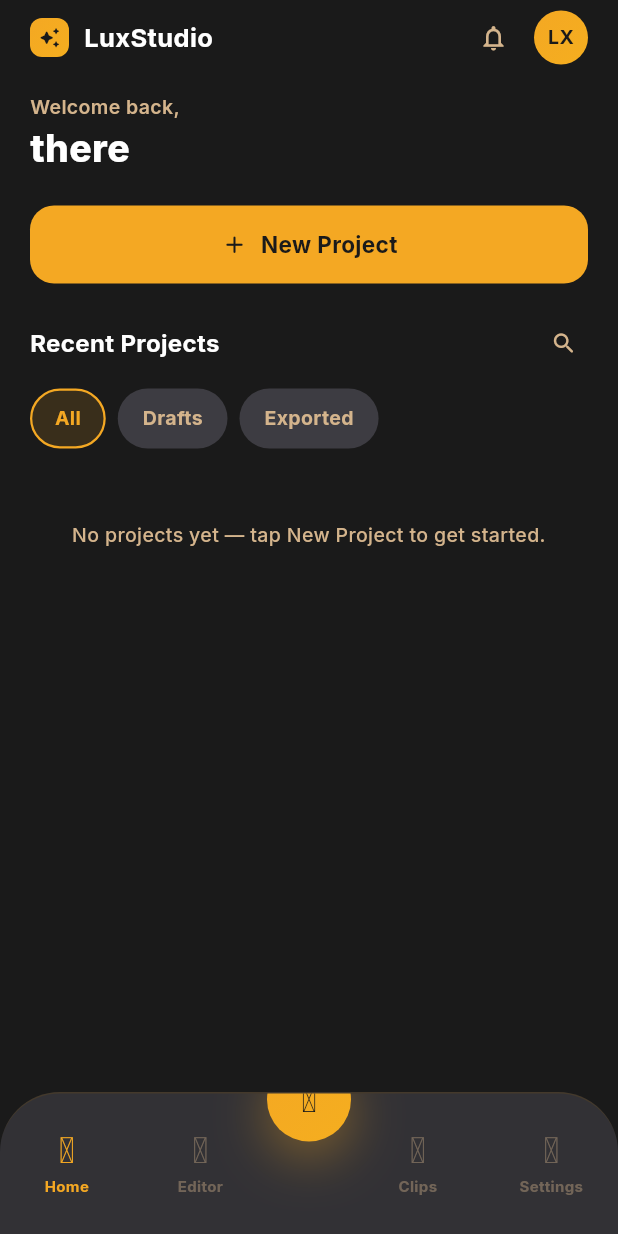
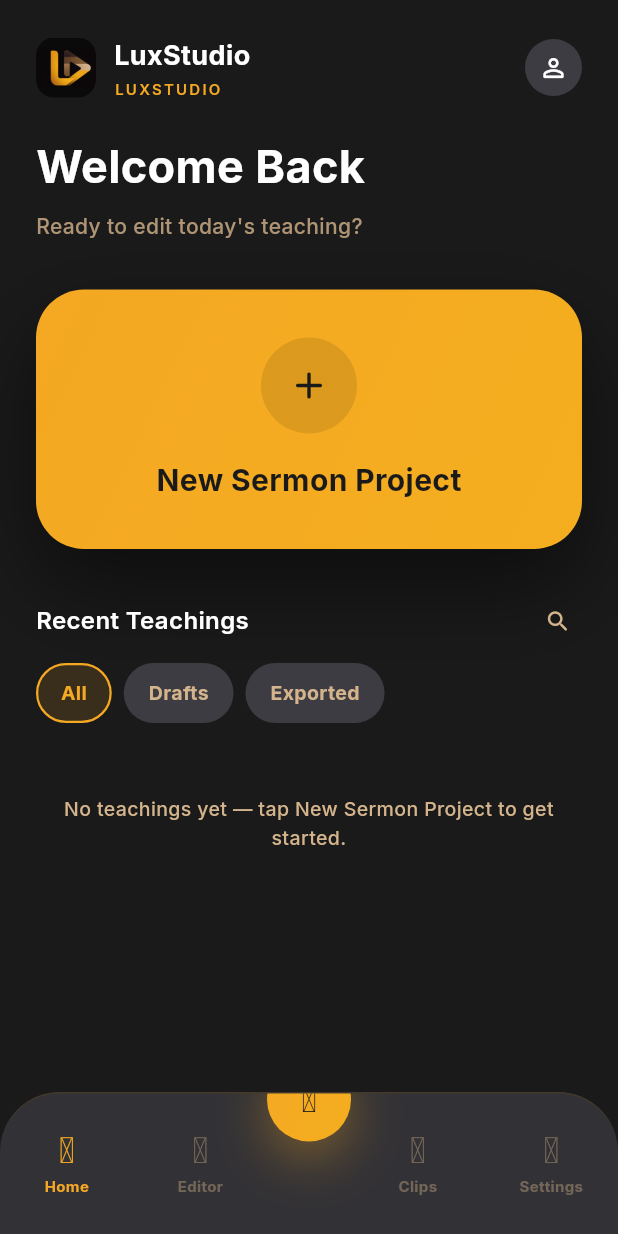
Before and after one commit to leanmuzveba/LuxStudio, a Flutter app: the screen it shows after launch, on a phone screen of 412 x 824 dp. Run offline on Flutter 3.47's test engine with Material 3 defaults, Android fonts, the light colour scheme and no system bars; our stand-ins replace file_picker, google_fonts, image_picker, share_plus, shared_preferences, video_player.

Commit message:
Phase 8: reskin Home to match ui_kit

```diff
--- a/LuxStudio/lib/screens/home_screen.dart
+++ b/LuxStudio/lib/screens/home_screen.dart
@@ -5,7 +5,6 @@ import '../services/project_dashboard.dart';
 import '../services/project_store.dart';
 import '../state/app_state.dart';
 import '../theme/lux_theme.dart';
-import '../widgets/lux_buttons.dart';
 import '../widgets/lux_card.dart';
 import '../widgets/lux_chip.dart';
 import '../widgets/lux_icon_button.dart';
@@ -13,10 +12,12 @@ import '../widgets/lux_pill.dart';
 
 enum _ProjectFilter { all, drafts, exported }
 
-/// The Home dashboard — the app's new landing tab. Shows a "New Project"
-/// CTA and every saved project (from [AppState.recentProjects]) with a
-/// status pill, filterable by All / Drafts / Exported and searchable by
-/// title.
+/// The Home dashboard — matches `ui_kit/home/index.html`: brand header,
+/// a big "New Sermon Project" CTA, and a "Recent Teachings" list. Search
+/// and filter-by-status aren't in the static mockup (it only shows one
+/// state), but stay here as real functionality for a growing library —
+/// restyled to fit, tucked below the section title rather than changing
+/// the mockup's own layout.
 class HomeScreen extends StatefulWidget {
   const HomeScreen({super.key});
 
@@ -87,38 +88,34 @@ class _HomeScreenState extends State<HomeScreen> {
             final projects = _filtered(appState.recentProjects);
             return Column(
               children: [
-                _buildAppBar(context, appState),
+                _buildHeader(context, appState),
                 Expanded(
                   child: ListView(
-                    padding: const EdgeInsets.fromLTRB(20, 4, 20, 24),
+                    padding: const EdgeInsets.fromLTRB(24, 0, 24, 24),
                     children: [
+                      Text('Welcome Back', style: LuxText.sora(size: 30, weight: FontWeight.w700)),
+                      const SizedBox(height: 8),
                       Text(
-                        'Welcome back,',
-                        style: LuxText.manrope(size: 13, weight: FontWeight.w600, color: LuxColors.textSecondary),
+                        "Ready to edit today's teaching?",
+                        style: LuxText.manrope(
+                          size: 14,
+                          weight: FontWeight.w500,
+                          color: LuxColors.textSecondary.withValues(alpha: 0.8),
+                        ),
                       ),
-                      Text(
-                        appState.brandSettings.organizationName.trim().isEmpty
-                            ? 'there'
-                            : appState.brandSettings.organizationName.trim(),
-                        style: LuxText.sora(size: 25, weight: FontWeight.w800),
-                      ),
-                      const SizedBox(height: 20),
-                      LuxPrimaryButton(
-                        label: 'New Project',
-                        icon: Icons.add_rounded,
-                        onPressed: () => _newProject(appState),
-                      ),
-                      const SizedBox(height: 24),
+                      const SizedBox(height: 32),
+                      _NewSermonCta(onTap: () => _newProject(appState)),
+                      const SizedBox(height: 32),
                       Row(
                         mainAxisAlignment: MainAxisAlignment.spaceBetween,
                         children: [
-                          Text('Recent Projects', style: LuxText.manrope(size: 16, weight: FontWeight.w700)),
+                          Text('Recent Teachings', style: LuxText.manrope(size: 16, weight: FontWeight.w600)),
                           LuxIconButton(
                             icon: Icons.search_rounded,
                             variant: LuxIconButtonVariant.subtle,
                             size: 32,
                             iconSize: 18,
-                            tooltip: 'Search projects',
+                            tooltip: 'Search teachings',
                             onPressed: () => setState(() => _searching = !_searching),
                           ),
                         ],
@@ -127,7 +124,7 @@ class _HomeScreenState extends State<HomeScreen> {
                         const SizedBox(height: 12),
                         _SearchField(controller: _searchController, onChanged: (_) => setState(() {})),
                       ],
-                      const SizedBox(height: 14),
+                      const SizedBox(height: 12),
                       Row(
                         children: [
                           _FilterChip(
@@ -167,11 +164,11 @@ class _HomeScreenState extends State<HomeScreen> {
                         Column(
                           children: [
                             for (final snapshot in projects) ...[
-                              _ProjectCard(
+                              _TeachingCard(
                                 snapshot: snapshot,
                                 onTap: () => _openProject(appState, snapshot),
                               ),
-                              const SizedBox(height: 12),
+                              const SizedBox(height: 16),
                             ],
                           ],
                         ),
@@ -186,52 +183,102 @@ class _HomeScreenState extends State<HomeScreen> {
     );
   }
 
-  Widget _buildAppBar(BuildContext context, AppState appState) {
-    final initials = appState.brandSettings.organizationName.trim().isEmpty
-        ? 'LX'
-        : appState.brandSettings.organizationName.trim().substring(0, 1).toUpperCase();
+  Widget _buildHeader(BuildContext context, AppState appState) {
+    final tagline = appState.brandSettings.organizationName.trim().isEmpty
+        ? 'LUXSTUDIO'
+        : appState.brandSettings.organizationName.trim().toUpperCase();
 
     return Padding(
-      padding: const EdgeInsets.fromLTRB(20, 6, 20, 14),
+      padding: const EdgeInsets.fromLTRB(24, 24, 24, 24),
       child: Row(
         children: [
-          Container(
-            width: 26,
-            height: 26,
-            decoration: BoxDecoration(
-              gradient: LuxColors.avatarGradient,
-              borderRadius: BorderRadius.circular(8),
+          ClipRRect(
+            borderRadius: BorderRadius.circular(12),
+            child: Image.asset(
+              'assets/branding/icon.png',
+              width: 40,
+              height: 40,
+              fit: BoxFit.cover,
             ),
-            child: const Icon(Icons.auto_awesome_rounded, size: 15, color: LuxColors.background),
           ),
-          const SizedBox(width: 10),
+          const SizedBox(width: 12),
           Expanded(
-            child: Text(
-              'LuxStudio',
-              style: LuxText.sora(size: 17, weight: FontWeight.w700),
-              overflow: TextOverflow.ellipsis,
+            child: Column(
+              crossAxisAlignment: CrossAxisAlignment.start,
+              mainAxisSize: MainAxisSize.min,
+              children: [
+                Text(
+                  'LuxStudio',
+                  style: LuxText.sora(size: 18, weight: FontWeight.w700),
+                  overflow: TextOverflow.ellipsis,
+                ),
+                const SizedBox(height: 2),
+                Text(
+                  tagline,
+                  style: LuxText.manrope(
+                    size: 10,
+                    weight: FontWeight.w600,
+                    color: LuxColors.gold,
+                    letterSpacing: 1.5,
+                  ),
+                  overflow: TextOverflow.ellipsis,
+                ),
+              ],
             ),
           ),
           LuxIconButton(
-            icon: Icons.notifications_outlined,
-            variant: LuxIconButtonVariant.subtle,
-            tooltip: 'Notifications',
+            icon: Icons.person_outline_rounded,
+            variant: LuxIconButtonVariant.onSurface,
+            tooltip: 'Profile',
             onPressed: () => ScaffoldMessenger.of(context).showSnackBar(
-              const SnackBar(content: Text('No notifications yet.')),
-            ),
-          ),
-          const SizedBox(width: 8),
-          Container(
-            width: 36,
-            height: 36,
-            decoration: const BoxDecoration(gradient: LuxColors.avatarGradient, shape: BoxShape.circle),
-            alignment: Alignment.center,
-            child: Text(
-              initials,
-              style: LuxText.sora(size: 13, weight: FontWeight.w700, color: LuxColors.background),
+              const SnackBar(content: Text('Profile coming soon.')),
             ),
           ),
         ],
+      ),
+    );
+  }
+}
+
+class _NewSermonCta extends StatelessWidget {
+  final VoidCallback onTap;
+  const _NewSermonCta({required this.onTap});
+
+  @override
+  Widget build(BuildContext context) {
+    return Material(
+      color: Colors.transparent,
+      borderRadius: BorderRadius.circular(32),
+      child: InkWell(
+        borderRadius: BorderRadius.circular(32),
+        onTap: onTap,
+        child: Container(
+          width: double.infinity,
+          padding: const EdgeInsets.all(32),
+          decoration: BoxDecoration(
+            gradient: LuxColors.goldGradient,
+            borderRadius: BorderRadius.circular(32),
+            boxShadow: const [
+              BoxShadow(color: Color(0x80000000), blurRadius: 50, offset: Offset(0, 25)),
+            ],
+          ),
+          child: Column(
+            children: [
+              Container(
+                width: 64,
+                height: 64,
+                decoration: const BoxDecoration(color: Color(0x1A000000), shape: BoxShape.circle),
+                alignment: Alignment.center,
+                child: const Icon(Icons.add_rounded, size: 30, color: LuxColors.background),
+              ),
+              const SizedBox(height: 16),
+              Text(
+                'New Sermon Project',
+                style: LuxText.sora(size: 20, weight: FontWeight.w700, color: LuxColors.background),
+              ),
+            ],
+          ),
+        ),
       ),
     );
   }
@@ -252,7 +299,7 @@ class _SearchField extends StatelessWidget {
         isDense: true,
         filled: true,
         fillColor: LuxColors.surfaceRaised,
-        hintText: 'Search projects',
+        hintText: 'Search teachings',
         hintStyle: LuxText.manrope(size: 14, color: LuxColors.textMuted),
         prefixIcon: const Icon(Icons.search_rounded, color: LuxColors.textMuted, size: 18),
         border: OutlineInputBorder(
@@ -288,8 +335,8 @@ class _EmptyState extends StatelessWidget {
       child: Center(
         child: Text(
           hasAnyProjects
-              ? 'No projects match this filter.'
-              : 'No projects yet — tap New Project to get started.',
+              ? 'No teachings match this filter.'
+              : 'No teachings yet — tap New Sermon Project to get started.',
           textAlign: TextAlign.center,
           style: LuxText.manrope(size: 13, color: LuxColors.textSecondary),
         ),
@@ -298,10 +345,10 @@ class _EmptyState extends StatelessWidget {
   }
 }
 
-class _ProjectCard extends StatelessWidget {
+class _TeachingCard extends StatelessWidget {
   final ProjectSnapshot snapshot;
   final VoidCallback onTap;
-  const _ProjectCard({required this.snapshot, required this.onTap});
+  const _TeachingCard({required this.snapshot, required this.onTap});
 
   @override
   Widget build(BuildContext context) {
@@ -314,20 +361,17 @@ class _ProjectCard extends StatelessWidget {
 
     return LuxCard(
       onTap: onTap,
+      radius: 16,
       child: Row(
-        crossAxisAlignment: CrossAxisAlignment.start,
         children: [
           Container(
-            width: 72,
-            height: 72,
-            decoration: BoxDecoration(
-              color: LuxColors.slate,
-              borderRadius: BorderRadius.circular(12),
-            ),
+            width: 64,
+            height: 64,
+            decoration: BoxDecoration(color: LuxColors.background, borderRadius: BorderRadius.circular(8)),
             alignment: Alignment.center,
-            child: const Icon(Icons.movie_creation_outlined, size: 26, color: LuxColors.textMuted),
+            child: const Icon(Icons.videocam_outlined, size: 24, color: LuxColors.textMuted),
           ),
-          const SizedBox(width: 14),
+          const SizedBox(width: 16),
           Expanded(
             child: Column(
               crossAxisAlignment: CrossAxisAlignment.start,
@@ -337,27 +381,32 @@ class _ProjectCard extends StatelessWidget {
                   snapshot.project.title,
                   maxLines: 1,
                   overflow: TextOverflow.ellipsis,
-                  style: LuxText.manrope(size: 14.5, weight: FontWeight.w700),
+                  style: LuxText.manrope(size: 15, weight: FontWeight.w500),
                 ),
-                const SizedBox(height: 6),
+                const SizedBox(height: 4),
                 Row(
                   children: [
-                    LuxPill(label: label, tone: tone),
-                    const SizedBox(width: 8),
-                    Text(
-                      formatProjectDuration(snapshot.project.processedDuration),
-                      style: LuxText.manrope(size: 12, weight: FontWeight.w600, color: LuxColors.textSecondary),
+                    Flexible(
+                      child: Text(
+                        '${relativeUpdatedLabel(snapshot.project.updatedAt)} • '
+                        '${formatProjectDuration(snapshot.project.processedDuration)}',
+                        maxLines: 1,
+                        overflow: TextOverflow.ellipsis,
+                        style: LuxText.manrope(
+                          size: 12,
+                          weight: FontWeight.w500,
+                          color: LuxColors.textSecondary.withValues(alpha: 0.6),
+                        ),
+                      ),
                     ),
                   ],
                 ),
                 const SizedBox(height: 6),
-                Text(
-                  relativeUpdatedLabel(snapshot.project.updatedAt),
-                  style: LuxText.manrope(size: 11.5, weight: FontWeight.w600, color: LuxColors.textMuted),
-                ),
+                LuxPill(label: label, tone: tone),
               ],
             ),
           ),
+          const Icon(Icons.more_vert_rounded, size: 20, color: LuxColors.textSecondary),
         ],
       ),
     );
--- a/LuxStudio/pubspec.yaml
+++ b/LuxStudio/pubspec.yaml
@@ -32,5 +32,5 @@ dev_dependencies:
 
 flutter:
   uses-material-design: true
-  # assets:
-  #   - assets/
+  assets:
+    - assets/branding/
```
Also changed, not shown: LuxStudio/assets/branding/icon.png (added), 2 other files.
